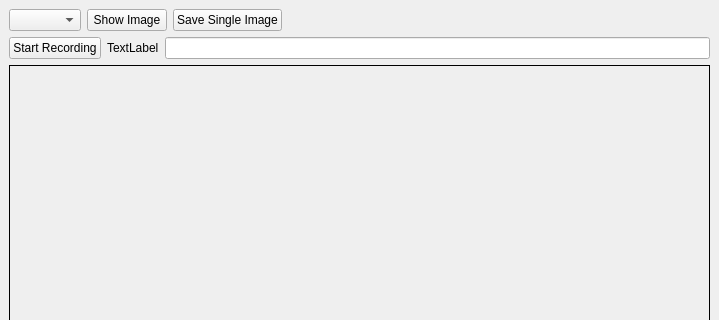
Before: the Qt Designer form M043_endoscope_QT/M043_endoscope/mainwindow.ui in RinoReyns/M043_endoscope, drawn with Qt 5; both pictures show x 0 to 719 and y 0 to 320 of the 719 by 623 pixel window.
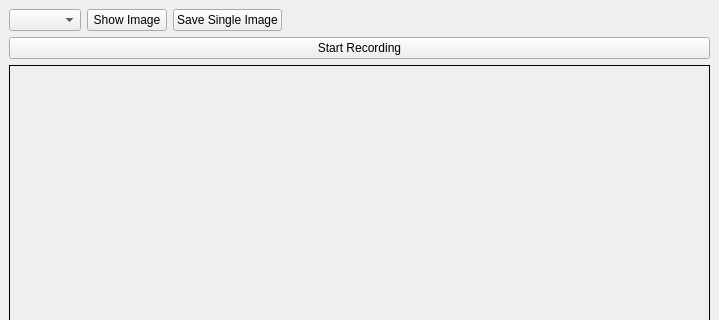
After: the same form once the commit is applied.

Commit message: adjust video capture code

```diff
--- a/M043_endoscope_QT/M043_endoscope/mainwindow.ui
+++ b/M043_endoscope_QT/M043_endoscope/mainwindow.ui
@@ -58,16 +58,6 @@
         </property>
        </widget>
       </item>
-      <item>
-       <widget class="QLabel" name="label">
-        <property name="text">
-         <string>TextLabel</string>
-        </property>
-       </widget>
-      </item>
-      <item>
-       <widget class="QLineEdit" name="lineEdit"/>
-      </item>
      </layout>
     </item>
     <item>
```
The commit also changes 2 other files.
